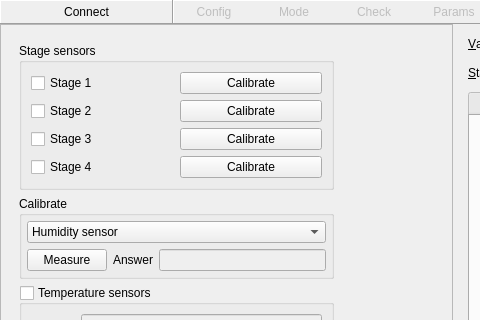
Before: the Qt Designer form gui/mainwindow.ui in Shmuma/grain-watering, drawn with Qt 5; both pictures show x 0 to 480 and y 0 to 320 of the 989 by 732 pixel window.
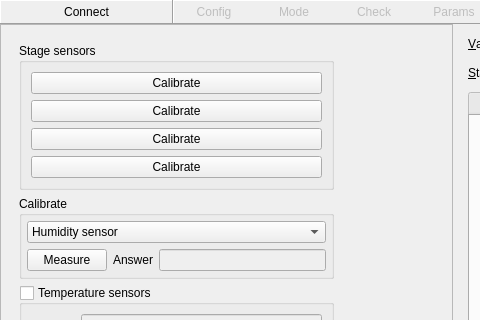
After: the same form once the commit is applied. The open tabs and pages were chosen to show the change. Custom widgets are drawn as their Qt base class.

Commit message: Removed obsolete sensors setting.

Diff of the .ui file:
```diff
--- a/gui/mainwindow.ui
+++ b/gui/mainwindow.ui
@@ -1093,8 +1093,8 @@
               <rect>
                <x>0</x>
                <y>0</y>
-               <width>100</width>
-               <height>30</height>
+               <width>361</width>
+               <height>562</height>
               </rect>
              </property>
              <layout class="QVBoxLayout" >
@@ -1105,13 +1105,6 @@
                 </property>
                 <layout class="QGridLayout" >
                  <item row="0" column="0" >
-                  <widget class="QCheckBox" name="stage1SensorsCheckbox" >
-                   <property name="text" >
-                    <string>Stage 1</string>
-                   </property>
-                  </widget>
-                 </item>
-                 <item row="0" column="1" >
                   <widget class="QPushButton" name="calibrateS1Button" >
                    <property name="text" >
                     <string>Calibrate</string>
@@ -1125,13 +1118,6 @@
                   </widget>
                  </item>
                  <item row="1" column="0" >
-                  <widget class="QCheckBox" name="stage2SensorsCheckbox" >
-                   <property name="text" >
-                    <string>Stage 2</string>
-                   </property>
-                  </widget>
-                 </item>
-                 <item row="1" column="1" >
                   <widget class="QPushButton" name="calibrateS2Button" >
                    <property name="text" >
                     <string>Calibrate</string>
@@ -1145,13 +1131,6 @@
                   </widget>
                  </item>
                  <item row="2" column="0" >
-                  <widget class="QCheckBox" name="stage3SensorsCheckbox" >
-                   <property name="text" >
-                    <string>Stage 3</string>
-                   </property>
-                  </widget>
-                 </item>
-                 <item row="2" column="1" >
                   <widget class="QPushButton" name="calibrateS3Button" >
                    <property name="text" >
                     <string>Calibrate</string>
@@ -1165,13 +1144,6 @@
                   </widget>
                  </item>
                  <item row="3" column="0" >
-                  <widget class="QCheckBox" name="stage4SensorsCheckbox" >
-                   <property name="text" >
-                    <string>Stage 4</string>
-                   </property>
-                  </widget>
-                 </item>
-                 <item row="3" column="1" >
                   <widget class="QPushButton" name="calibrateS4Button" >
                    <property name="text" >
                     <string>Calibrate</string>
```
Left out of the diff: 2 changed lines with no effect on the pictures. The commit also changes 7 other files.
